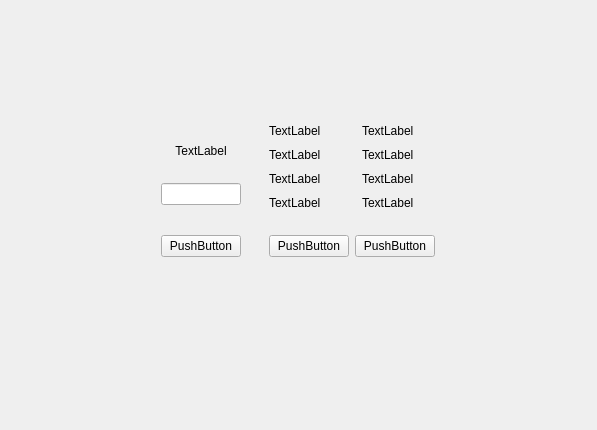
First picture: the form in clogincode.ui, repository song-kang/DNATHmi, before the edit.
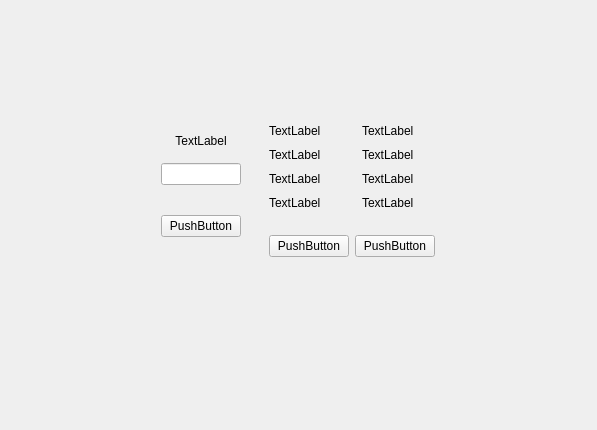
Second picture: the form after the edit.

```diff
--- a/clogincode.ui
+++ b/clogincode.ui
@@ -57,6 +57,9 @@
               <property name="spacing">
                <number>30</number>
               </property>
+              <property name="bottomMargin">
+               <number>20</number>
+              </property>
               <item>
                <layout class="QVBoxLayout" name="verticalLayout">
                 <item>
```
